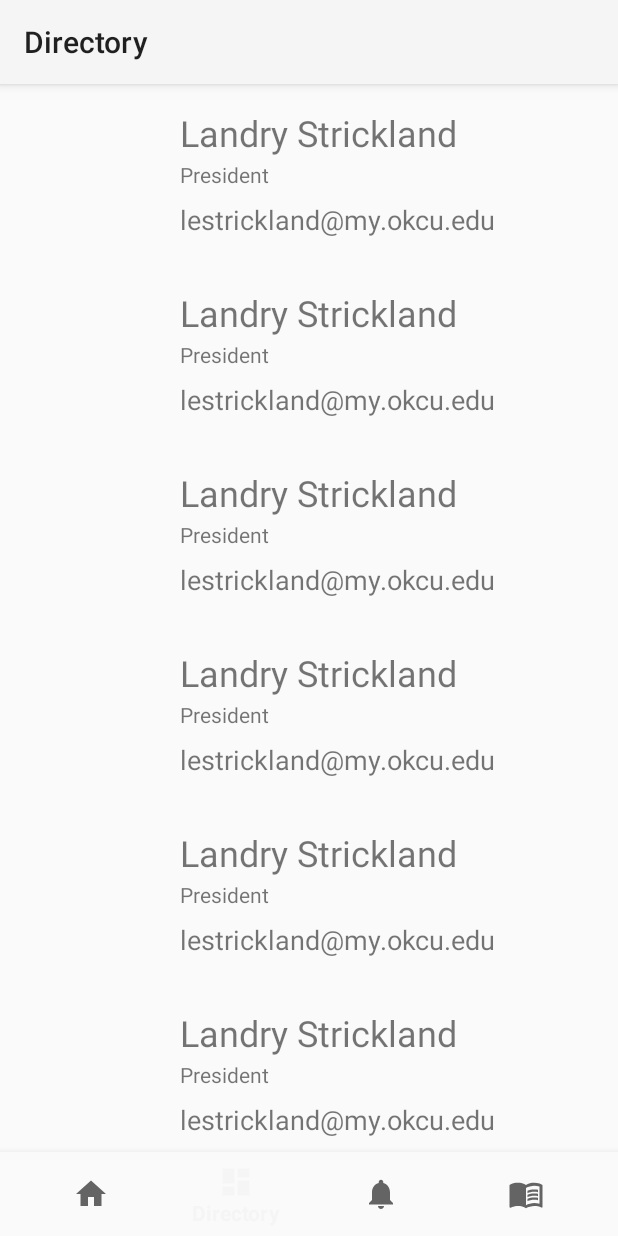
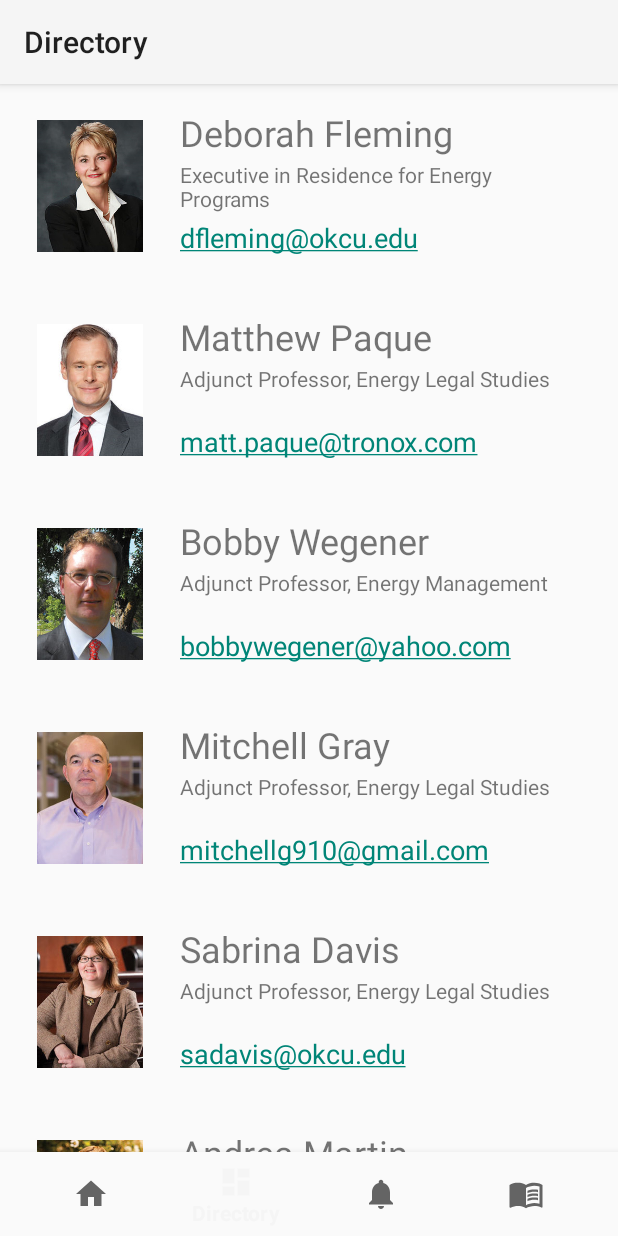
Before and after one commit to WPCom100/TeamProject2, an Android app: the DirectoryFragment screen opened through its navigation route, on a phone screen of 412 x 824 dp. Run offline under Robolectric (Android 15) with nearby library versions, the phone set to English and light mode, and no system bars; our stand-ins replace navigation-ui.

Commit message:
added directory data and clickable emails

```diff
--- a/app/src/main/java/com/example/teamproject2/ui/directory/DirectoryFragment.kt
+++ b/app/src/main/java/com/example/teamproject2/ui/directory/DirectoryFragment.kt
@@ -40,10 +40,17 @@ class DirectoryFragment : Fragment() {
 
     fun loadPeople() {
 
-        for (id in 1..10) {
-            people.add(Person(id, "Landry", "Strickland", "President", "lestrickland@my.okcu.edu"))
-        }
-
+        // Data should be stored another way, just don't know how to do another in Kotlin - Landry
+        people.add(Person(0, getString(R.string.firstName_0), getString(R.string.lastName_0), getString(R.string.position_0), getString(R.string.email_0)))
+        people.add(Person(1, getString(R.string.firstName_1), getString(R.string.lastName_1), getString(R.string.position_1), getString(R.string.email_1)))
+        people.add(Person(2, getString(R.string.firstName_2), getString(R.string.lastName_2), getString(R.string.position_2), getString(R.string.email_2)))
+        people.add(Person(3, getString(R.string.firstName_3), getString(R.string.lastName_3), getString(R.string.position_3), getString(R.string.email_3)))
+        people.add(Person(4, getString(R.string.firstName_4), getString(R.string.lastName_4), getString(R.string.position_4), getString(R.string.email_4)))
+        people.add(Person(5, getString(R.string.firstName_5), getString(R.string.lastName_5), getString(R.string.position_5), getString(R.string.email_5)))
+        people.add(Person(6, getString(R.string.firstName_6), getString(R.string.lastName_6), getString(R.string.position_6), getString(R.string.email_6)))
+        people.add(Person(7, getString(R.string.firstName_7), getString(R.string.lastName_7), getString(R.string.position_7), getString(R.string.email_7)))
+        people.add(Person(8, getString(R.string.firstName_8), getString(R.string.lastName_8), getString(R.string.position_8), getString(R.string.email_8)))
+        people.add(Person(9, getString(R.string.firstName_9), getString(R.string.lastName_9), getString(R.string.position_9), getString(R.string.email_9)))
 
     }
 
--- a/app/src/main/java/com/example/teamproject2/ui/directory/Person.kt
+++ b/app/src/main/java/com/example/teamproject2/ui/directory/Person.kt
@@ -7,7 +7,7 @@ data class Person(var id: Int, var firstName: String, var lastName: String, var
 
      init {
 
-         this.avatarImg = "avatar_${id}_${lastName}"
+         this.avatarImg = "${lastName.toLowerCase()}_${id}"
          this.fullName = "$firstName $lastName"
 
      }
--- a/app/src/main/res/layout/directory_row_item.xml
+++ b/app/src/main/res/layout/directory_row_item.xml
@@ -11,12 +11,13 @@
         android:layout_height="88dp"
         android:layout_marginStart="16dp"
         android:layout_marginLeft="16dp"
-        android:layout_marginTop="16dp"
-        android:layout_marginBottom="16dp"
+        android:layout_marginTop="24dp"
+        android:layout_marginBottom="24dp"
         app:layout_constraintBottom_toBottomOf="parent"
         app:layout_constraintStart_toStartOf="parent"
         app:layout_constraintTop_toTopOf="parent"
-        tools:srcCompat="@tools:sample/avatars" />
+        tools:srcCompat="@tools:sample/avatars"
+        android:contentDescription="@string/profile_picture"/>
 
     <TextView
         android:id="@+id/txt_name"
@@ -25,7 +26,7 @@
         android:layout_marginStart="16dp"
         android:layout_marginLeft="16dp"
         android:layout_marginTop="16dp"
-        android:text="Initail First Last Name"
+        android:text="@string/initail_first_last_name"
         android:textSize="24sp"
         app:layout_constraintStart_toEndOf="@+id/img_profilePic"
         app:layout_constraintTop_toTopOf="parent" />
@@ -37,7 +38,9 @@
         android:layout_marginStart="16dp"
         android:layout_marginLeft="16dp"
         android:layout_marginTop="2dp"
-        android:text="Initial Position"
+        android:width="270dp"
+        android:height="35dp"
+        android:text="@string/initial_position"
         app:layout_constraintStart_toEndOf="@+id/img_profilePic"
         app:layout_constraintTop_toBottomOf="@+id/txt_name" />
 
@@ -47,8 +50,9 @@
         android:layout_height="wrap_content"
         android:layout_marginStart="16dp"
         android:layout_marginLeft="16dp"
-        android:layout_marginTop="8dp"
-        android:text="Inital Email"
+        android:layout_marginTop="4dp"
+        android:autoLink="email"
+        android:text="@string/inital_email"
         android:textSize="18sp"
         app:layout_constraintStart_toEndOf="@+id/img_profilePic"
         app:layout_constraintTop_toBottomOf="@+id/txt_position" />
--- /dev/null
+++ b/app/src/main/res/values/directory.xml
@@ -0,0 +1,52 @@
+<?xml version="1.0" encoding="utf-8"?>
+<resources>
+    <string name="firstName_0">Deborah</string>
+    <string name="lastName_0">Fleming</string>
+    <string name="position_0">Executive in Residence for Energy Programs</string>
+    <string name="email_0">dfleming@okcu.edu</string>
+
+    <string name="firstName_1">Matthew</string>
+    <string name="lastName_1">Paque</string>
+    <string name="position_1">Adjunct Professor, Energy Legal Studies</string>
+    <string name="email_1">matt.paque@tronox.com</string>
+
+    <string name="firstName_2">Bobby</string>
+    <string name="lastName_2">Wegener</string>
+    <string name="position_2">Adjunct Professor, Energy Management</string>
+    <string name="email_2">bobbywegener@yahoo.com</string>
+
+    <string name="firstName_3">Mitchell</string>
+    <string name="lastName_3">Gray</string>
+    <string name="position_3">Adjunct Professor, Energy Legal Studies</string>
+    <string name="email_3">mitchellg910@gmail.com</string>
+
+    <string name="firstName_4">Sabrina</string>
+    <string name="lastName_4">Davis</string>
+    <string name="position_4">Adjunct Professor, Energy Legal Studies</string>
+    <string name="email_4">sadavis@okcu.edu</string>
+
+    <string name="firstName_5">Andrea</string>
+    <string name="lastName_5">Martin</string>
+    <string name="position_5">Adjunct Professor, Energy Legal Studies</string>
+    <string name="email_5">amartin@ameagletitle.com</string>
+
+    <string name="firstName_6">Sue</string>
+    <string name="lastName_6">Arnall</string>
+    <string name="position_6">Executive in Residence</string>
+    <string name="email_6">sahamm@okcu.edu</string>
+
+    <string name="firstName_7">Maranda</string>
+    <string name="lastName_7">Kitchingham</string>
+    <string name="position_7">Director of Outreach and Special Projects</string>
+    <string name="email_7">mjkitchingham@okcu.edu</string>
+
+    <string name="firstName_8">Jason</string>
+    <string name="lastName_8">Flores</string>
+    <string name="position_8">Associate Professor of Marketing</string>
+    <string name="email_8">njflores@okcu.edu</string>
+
+    <string name="firstName_9">James</string>
+    <string name="lastName_9">Guzak</string>
+    <string name="position_9">Associate Professor of Management</string>
+    <string name="email_9">jrguzak@okcu.edu</string>
+</resources>
--- a/app/src/main/res/values/strings.xml
+++ b/app/src/main/res/values/strings.xml
@@ -8,5 +8,9 @@
     <string name="event_title">Title</string>
     <string name="event_desc">Description</string>
     <string name="save_event_Buttom">Save</string>
+    <string name="profile_picture">Profile Picture</string>
+    <string name="initail_first_last_name">Initial First Last Name</string>
+    <string name="initial_position">Initial Position</string>
+    <string name="inital_email">Initial Email</string>
 
 </resources>
```
Also changed, not shown: app/src/main/res/drawable-v24/arnall_6.png (added), app/src/main/res/drawable-v24/davis_4.png (added), app/src/main/res/drawable-v24/fleming_0.png (added), app/src/main/res/drawable-v24/flores_8.png (added), app/src/main/res/drawable-v24/gray_3.png (added), app/src/main/res/drawable-v24/guzak_9.png (added), app/src/main/res/drawable-v24/kitchingham_7.png (added), app/src/main/res/drawable-v24/martin_5.png (added), app/src/main/res/drawable-v24/paque_1.png (added), app/src/main/res/drawable-v24/wegener_2.png (added).
